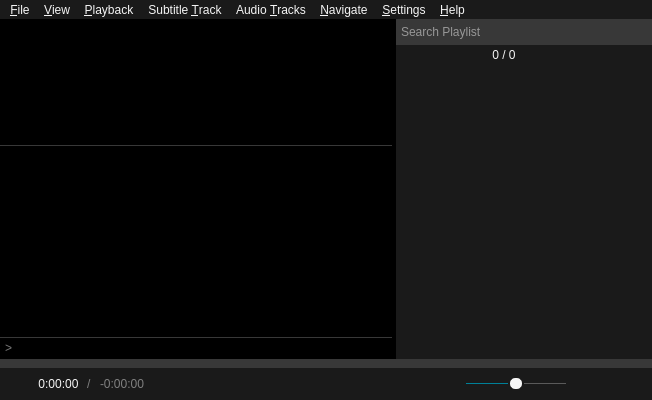
Before: the Qt Designer form src/ui/mainwindow.ui in antidote1911/nounours-player, drawn with Qt 5.
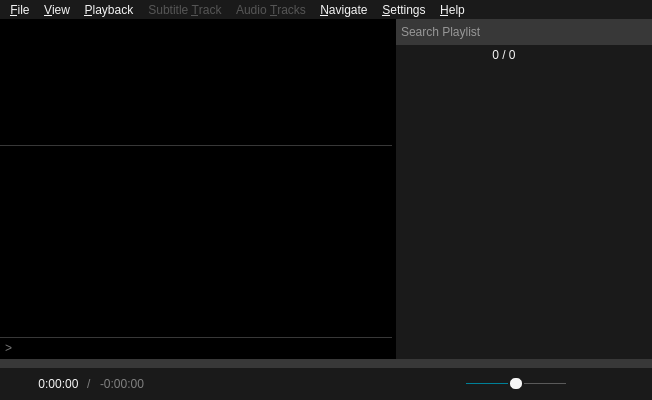
After: the same form once the commit is applied. Icons and pictures are not drawn. Custom widgets are drawn as their Qt base class.

What changed in the file:
```diff
--- a/src/ui/mainwindow.ui
+++ b/src/ui/mainwindow.ui
@@ -39,6 +39,9 @@
 QMenuBar::item:selected {
 	background: #383838;
 }
+QMenuBar::item:disabled {
+	color: #555555;
+}
 
 QMenu {
 	background: #1A1A1A;
```
